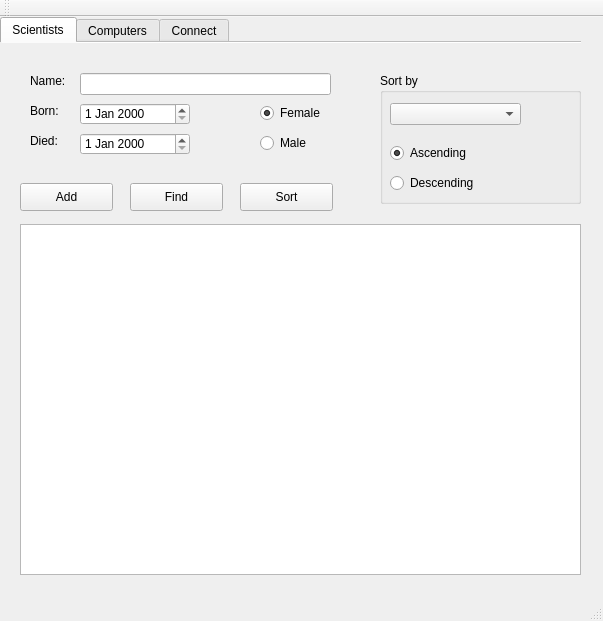
Old version of the form mainwindow.ui in the repository hj02/V3.
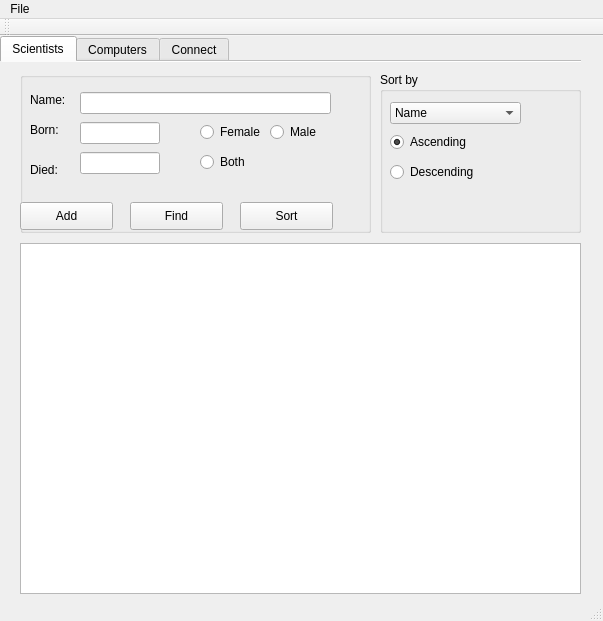
New version of the form. The open tabs and pages were chosen to show the change.

Commit message: radiobutton both edited

Diff of the .ui file:
```diff
--- a/mainwindow.ui
+++ b/mainwindow.ui
@@ -24,7 +24,7 @@
      </rect>
     </property>
     <property name="currentIndex">
-     <number>1</number>
+     <number>0</number>
     </property>
     <property name="documentMode">
      <bool>true</bool>
@@ -36,11 +36,11 @@
      <attribute name="title">
       <string>Scientists</string>
      </attribute>
-     <widget class="QLabel" name="lblDodS_2">
+     <widget class="QLabel" name="lblDodS">
       <property name="geometry">
        <rect>
         <x>30</x>
-        <y>90</y>
+        <y>100</y>
         <width>41</width>
         <height>16</height>
        </rect>
@@ -49,7 +49,7 @@
        <string>Died:</string>
       </property>
      </widget>
-     <widget class="QLabel" name="lblNameS_2">
+     <widget class="QLabel" name="lblNameS">
       <property name="geometry">
        <rect>
         <x>30</x>
@@ -62,7 +62,7 @@
        <string>Name:</string>
       </property>
      </widget>
-     <widget class="QLabel" name="lblDobS_2">
+     <widget class="QLabel" name="lblDobS">
       <property name="geometry">
        <rect>
         <x>30</x>
@@ -75,56 +75,7 @@
        <string>Born:</string>
       </property>
      </widget>
-     <widget class="QDateEdit" name="dateDodS_2">
-      <property name="geometry">
-       <rect>
-        <x>80</x>
-        <y>90</y>
-        <width>110</width>
-        <height>22</height>
-       </rect>
-      </property>
-     </widget>
-     <widget class="QDateEdit" name="dateDobS_2">
-      <property name="geometry">
-       <rect>
-        <x>80</x>
-        <y>60</y>
-        <width>110</width>
-        <height>22</height>
-       </rect>
-      </property>
-     </widget>
-     <widget class="QRadioButton" name="brMaleS_2">
-      <property name="geometry">
-       <rect>
-        <x>260</x>
-        <y>90</y>
-        <width>95</width>
-        <height>20</height>
-       </rect>
-      </property>
-      <property name="text">
-       <string>Male</string>
-      </property>
-     </widget>
-     <widget class="QRadioButton" name="rbFemaleS_2">
-      <property name="geometry">
-       <rect>
-        <x>260</x>
-        <y>60</y>
-        <width>95</width>
-        <height>20</height>
-       </rect>
-      </property>
-      <property name="text">
-       <string>Female</string>
-      </property>
-      <property name="checked">
-       <bool>true</bool>
-      </property>
-     </widget>
-     <widget class="QLineEdit" name="txtNameS_2">
+     <widget class="QLineEdit" name="txtNameS">
       <property name="geometry">
        <rect>
         <x>80</x>
@@ -133,8 +84,11 @@
         <height>22</height>
        </rect>
       </property>
+      <property name="inputMask">
+       <string/>
+      </property>
      </widget>
-     <widget class="QColumnView" name="colScientists_2">
+     <widget class="QColumnView" name="colScientists">
       <property name="geometry">
        <rect>
         <x>20</x>
@@ -144,7 +98,7 @@
        </rect>
       </property>
      </widget>
-     <widget class="QPushButton" name="pbAddS_2">
+     <widget class="QPushButton" name="pbAddS">
       <property name="geometry">
        <rect>
         <x>20</x>
@@ -157,7 +111,7 @@
        <string>Add</string>
       </property>
      </widget>
-     <widget class="QPushButton" name="pbFindS_2">
+     <widget class="QPushButton" name="pbFindS">
       <property name="geometry">
        <rect>
         <x>130</x>
@@ -170,19 +124,19 @@
        <string>Find</string>
       </property>
      </widget>
-     <widget class="QGroupBox" name="grbSortS_2">
+     <widget class="QGroupBox" name="grbSortS">
       <property name="geometry">
        <rect>
         <x>380</x>
-        <y>30</y>
+        <y>10</y>
         <width>201</width>
-        <height>131</height>
+        <height>161</height>
        </rect>
       </property>
       <property name="title">
        <string>Sort by</string>
       </property>
-      <widget class="QComboBox" name="cmbSortS_2">
+      <widget class="QComboBox" name="cmbSortS">
        <property name="geometry">
         <rect>
          <x>10</x>
@@ -191,12 +145,32 @@
          <height>22</height>
         </rect>
        </property>
+       <item>
+        <property name="text">
+         <string>Name</string>
+        </property>
+       </item>
+       <item>
+        <property name="text">
+         <string>Born</string>
+        </property>
+       </item>
+       <item>
+        <property name="text">
+         <string>Died</string>
+        </property>
+       </item>
+       <item>
+        <property name="text">
+         <string>Gender</string>
+        </property>
+       </item>
       </widget>
-      <widget class="QRadioButton" name="rbAscS_2">
+      <widget class="QRadioButton" name="rbAscS">
        <property name="geometry">
         <rect>
          <x>10</x>
-         <y>70</y>
+         <y>60</y>
          <width>95</width>
          <height>20</height>
         </rect>
@@ -208,11 +182,11 @@
         <bool>true</bool>
        </property>
       </widget>
-      <widget class="QRadioButton" name="rbDescS_2">
+      <widget class="QRadioButton" name="rbDescS">
        <property name="geometry">
         <rect>
          <x>10</x>
-         <y>100</y>
+         <y>90</y>
          <width>95</width>
          <height>20</height>
         </rect>
@@ -222,7 +196,7 @@
        </property>
       </widget>
      </widget>
-     <widget class="QPushButton" name="pbSortS_2">
+     <widget class="QPushButton" name="pbSortS">
       <property name="geometry">
        <rect>
         <x>240</x>
@@ -235,12 +209,102 @@
        <string>Sort</string>
       </property>
      </widget>
+     <widget class="QLineEdit" name="edtDobS">
+      <property name="geometry">
+       <rect>
+        <x>80</x>
+        <y>60</y>
+        <width>80</width>
+        <height>22</height>
+       </rect>
+      </property>
+      <property name="inputMask">
+       <string extracomment="    -  -  "/>
+      </property>
+     </widget>
+     <widget class="QLineEdit" name="edtDodS">
+      <property name="geometry">
+       <rect>
+        <x>80</x>
+        <y>90</y>
+        <width>80</width>
+        <height>22</height>
+       </rect>
+      </property>
+      <property name="inputMask">
+       <string/>
+      </property>
+     </widget>
+     <widget class="QGroupBox" name="groupBox">
+      <property name="geometry">
+       <rect>
+        <x>20</x>
+        <y>10</y>
+        <width>351</width>
+        <height>161</height>
+       </rect>
+      </property>
+      <property name="title">
+       <string/>
+      </property>
+      <widget class="QRadioButton" name="rbFemaleS">
+       <property name="geometry">
+        <rect>
+         <x>180</x>
+         <y>50</y>
+         <width>70</width>
+         <height>20</height>
+        </rect>
+       </property>
+       <property name="text">
+        <string>Female</string>
+       </property>
+      </widget>
+      <widget class="QRadioButton" name="rbMaleS">
+       <property name="geometry">
+        <rect>
+         <x>250</x>
+         <y>50</y>
+         <width>60</width>
+         <height>20</height>
+        </rect>
+       </property>
+       <property name="text">
+        <string>Male</string>
+       </property>
+      </widget>
+      <widget class="QRadioButton" name="rbBothS">
+       <property name="geometry">
+        <rect>
+         <x>180</x>
+         <y>80</y>
+         <width>70</width>
+         <height>20</height>
+        </rect>
+       </property>
+       <property name="text">
+        <string>Both</string>
+       </property>
+      </widget>
+     </widget>
+     <zorder>groupBox</zorder>
+     <zorder>lblDodS</zorder>
+     <zorder>lblNameS</zorder>
+     <zorder>lblDobS</zorder>
+     <zorder>txtNameS</zorder>
+     <zorder>colScientists</zorder>
+     <zorder>pbAddS</zorder>
+     <zorder>pbFindS</zorder>
+     <zorder>grbSortS</zorder>
+     <zorder>pbSortS</zorder>
+     <zorder>edtDobS</zorder>
+     <zorder>edtDodS</zorder>
     </widget>
     <widget class="QWidget" name="tbComputers_2">
      <attribute name="title">
       <string>Computers</string>
      </attribute>
-     <widget class="QLabel" name="lblBrand_2">
+     <widget class="QLabel" name="lblBrand">
       <property name="geometry">
        <rect>
         <x>30</x>
@@ -253,7 +317,7 @@
        <string>Brand:</string>
       </property>
      </widget>
-     <widget class="QLineEdit" name="edtBrand_2">
+     <widget class="QLineEdit" name="edtBrand">
       <property name="geometry">
        <rect>
         <x>80</x>
@@ -263,7 +327,7 @@
        </rect>
       </property>
      </widget>
-     <widget class="QLabel" name="lblType_2">
+     <widget class="QLabel" name="lblType">
       <property name="geometry">
        <rect>
         <x>30</x>
@@ -276,7 +340,7 @@
        <string>Type:</string>
       </property>
      </widget>
-     <widget class="QLineEdit" name="edtYear_2">
+     <widget class="QLineEdit" name="edtYear">
       <property name="geometry">
        <rect>
         <x>80</x>
@@ -286,7 +350,7 @@
        </rect>
       </property>
      </widget>
-     <widget class="QLineEdit" name="edtType_2">
+     <widget class="QLineEdit" name="edtType">
       <property name="geometry">
        <rect>
         <x>80</x>
@@ -312,7 +376,7 @@
        <bool>true</bool>
       </property>
      </widget>
-     <widget class="QLabel" name="lblYear_2">
+     <widget class="QLabel" name="lblYear">
       <property name="geometry">
        <rect>
         <x>30</x>
@@ -325,7 +389,7 @@
        <string>Year:</string>
       </property>
      </widget>
-     <widget class="QColumnView" name="colComputers_2">
+     <widget class="QColumnView" name="colComputers">
       <property name="geometry">
        <rect>
         <x>20</x>
@@ -335,7 +399,7 @@
        </rect>
       </property>
      </widget>
-     <widget class="QPushButton" name="pbAddC_2">
+     <widget class="QPushButton" name="pbAddC">
       <property name="geometry">
        <rect>
         <x>20</x>
@@ -348,7 +412,7 @@
        <string>Add</string>
       </property>
      </widget>
-     <widget class="QPushButton" name="pbFindC_2">
+     <widget class="QPushButton" name="pbFindC">
       <property name="geometry">
        <rect>
         <x>130</x>
@@ -361,7 +425,7 @@
        <string>Find</string>
       </property>
      </widget>
-     <widget class="QGroupBox" name="grpSortC_2">
+     <widget class="QGroupBox" name="grpSortC">
       <property name="geometry">
        <rect>
         <x>390</x>
@@ -373,7 +437,7 @@
       <property name="title">
        <string>Sort by</string>
       </property>
-      <widget class="QComboBox" name="cmbComputers_2">
+      <widget class="QComboBox" name="cmbComputers">
        <property name="geometry">
         <rect>
          <x>20</x>
@@ -382,8 +446,28 @@
          <height>22</height>
         </rect>
        </property>
+       <item>
+        <property name="text">
+         <string>Brand</string>
+        </property>
+       </item>
+       <item>
+        <property name="text">
+         <string>Type</string>
+        </property>
+       </item>
+       <item>
+        <property name="text">
+         <string>Year</string>
+        </property>
+       </item>
+       <item>
+        <property name="text">
+         <string>Built</string>
+        </property>
+       </item>
       </widget>
-      <widget class="QRadioButton" name="rbAscC_2">
+      <widget class="QRadioButton" name="rbAscC">
        <property name="geometry">
         <rect>
          <x>20</x>
@@ -399,7 +483,7 @@
         <bool>true</bool>
        </property>
       </widget>
-      <widget class="QRadioButton" name="rbDescC_2">
+      <widget class="QRadioButton" name="rbDescC">
        <property name="geometry">
         <rect>
          <x>20</x>
@@ -413,7 +497,7 @@
        </property>
       </widget>
      </widget>
-     <widget class="QPushButton" name="pbSortC_2">
+     <widget class="QPushButton" name="pbSortC">
       <property name="geometry">
        <rect>
         <x>240</x>
@@ -443,6 +527,36 @@
      <height>26</height>
     </rect>
    </property>
+   <widget class="QMenu" name="menuFile">
+    <property name="title">
+     <string>File</string>
+    </property>
+    <widget class="QMenu" name="menuNew">
+     <property name="title">
+      <string>New</string>
+     </property>
+     <addaction name="actionScientist"/>
+     <addaction name="actionComputer"/>
+     <addaction name="actionConnection"/>
+    </widget>
+    <widget class="QMenu" name="menuFind">
+     <property name="title">
+      <string>Find</string>
+     </property>
+     <widget class="QMenu" name="menuScientist">
+      <property name="title">
+       <string>Scientist</string>
+      </property>
+      <addaction name="actionBy_name"/>
+     </widget>
+     <addaction name="menuScientist"/>
+     <addaction name="actionComputer_2"/>
+     <addaction name="actionConnection_2"/>
+    </widget>
+    <addaction name="menuNew"/>
+    <addaction name="menuFind"/>
+   </widget>
+   <addaction name="menuFile"/>
   </widget>
   <widget class="QToolBar" name="mainToolBar">
    <attribute name="toolBarArea">
@@ -453,6 +567,36 @@
    </attribute>
   </widget>
   <widget class="QStatusBar" name="statusBar"/>
+  <action name="actionScientist">
+   <property name="text">
+    <string>Scientist</string>
+   </property>
+  </action>
+  <action name="actionComputer">
+   <property name="text">
+    <string>Computer</string>
+   </property>
+  </action>
+  <action name="actionConnection">
+   <property name="text">
+    <string>Connection</string>
+   </property>
+  </action>
+  <action name="actionComputer_2">
+   <property name="text">
+    <string>Computer</string>
+   </property>
+  </action>
+  <action name="actionConnection_2">
+   <property name="text">
+    <string>Connection</string>
+   </property>
+  </action>
+  <action name="actionBy_name">
+   <property name="text">
+    <string>By name</string>
+   </property>
+  </action>
  </widget>
  <layoutdefault spacing="6" margin="11"/>
  <resources/>
```
The commit also changes 3 other files.
